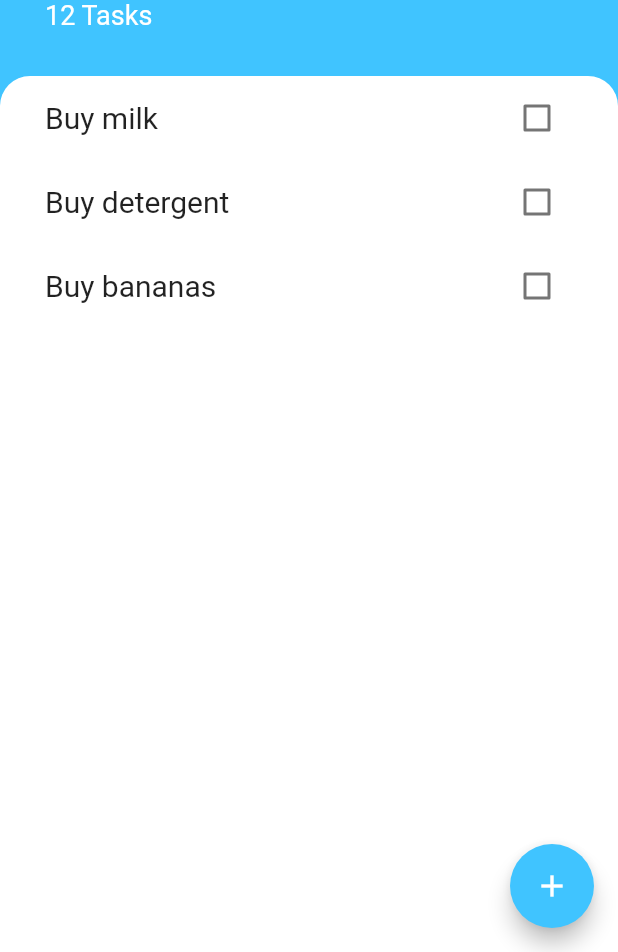
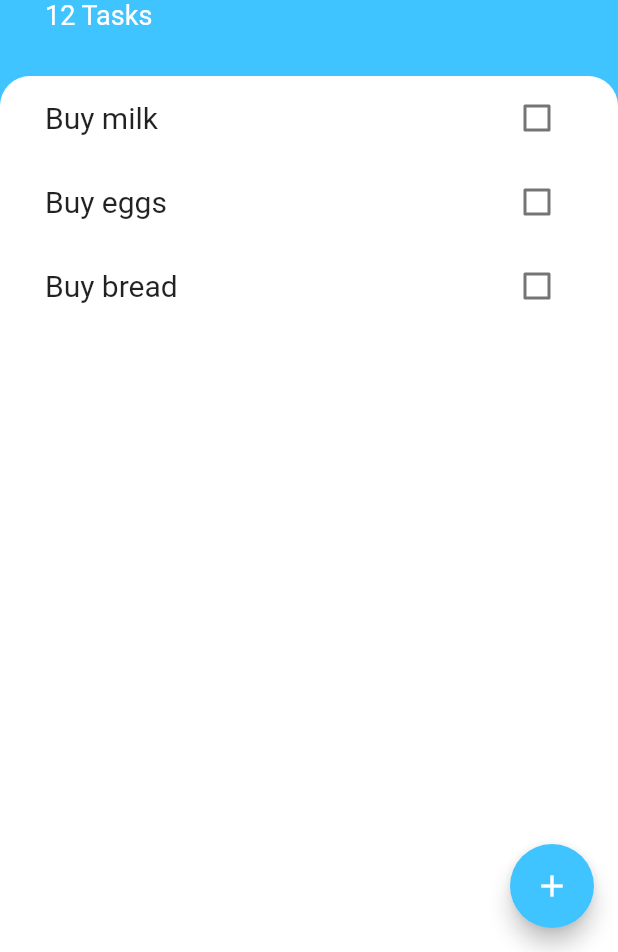
Before and after one commit to paxcodes/todoey, a Flutter app: the screen it shows after launch, on a phone screen of 412 x 824 dp, the part 284-1236 px from its top. Run offline on Flutter 3.47's test engine with Material 2 defaults, Android fonts, the phone set to English and light mode, and no system bars.

Commit message:
:sparkles:👩🏻‍💻 Implement a list builder
👩🏻‍💻 I passed the whole `Task` object instead of individual props.

```diff
--- /dev/null
+++ b/lib/models/task.dart
@@ -0,0 +1,12 @@
+import 'package:flutter/cupertino.dart';
+
+class Task {
+  String name;
+  bool isDone;
+
+  Task({@required this.name, this.isDone = false});
+
+  void toggleDone() {
+    isDone = !isDone;
+  }
+}
--- a/lib/widgets/task_tile.dart
+++ b/lib/widgets/task_tile.dart
@@ -1,52 +1,28 @@
 import 'package:flutter/material.dart';
+import 'package:todoeyflutter/models/task.dart';
 
-class TaskTile extends StatefulWidget {
-  final String taskName;
-
-  TaskTile(this.taskName);
-
-  @override
-  _TaskTileState createState() => _TaskTileState();
-}
-
-class _TaskTileState extends State<TaskTile> {
-  bool isCompleted = false;
+class TaskTile extends StatelessWidget {
+  final Task task;
+  final Function onChanged;
+  TaskTile(this.task, {this.onChanged});
 
   @override
   Widget build(BuildContext context) {
     return ListTile(
       contentPadding: EdgeInsets.zero,
       title: Text(
-        widget.taskName,
+        task.name,
         style: TextStyle(
           fontSize: 20,
           decoration:
-              isCompleted ? TextDecoration.lineThrough : TextDecoration.none,
+              task.isDone ? TextDecoration.lineThrough : TextDecoration.none,
         ),
       ),
-      trailing:
-          TaskCheckbox(isChecked: isCompleted, onChanged: _setCompletedStatus),
-    );
-  }
-
-  void _setCompletedStatus(bool newValue) {
-    setState(() {
-      isCompleted = newValue;
-    });
-  }
-}
-
-class TaskCheckbox extends StatelessWidget {
-  TaskCheckbox({this.isChecked, this.onChanged});
-  final bool isChecked;
-  final Function onChanged;
-
-  @override
-  Widget build(BuildContext context) {
-    return Checkbox(
-      value: isChecked,
-      activeColor: Colors.lightBlueAccent,
-      onChanged: onChanged,
+      trailing: Checkbox(
+        value: task.isDone,
+        activeColor: Colors.lightBlueAccent,
+        onChanged: onChanged,
+      ),
     );
   }
 }
--- a/lib/widgets/tasks_list.dart
+++ b/lib/widgets/tasks_list.dart
@@ -1,15 +1,29 @@
 import 'package:flutter/material.dart';
 import 'package:todoeyflutter/widgets/task_tile.dart';
+import 'package:todoeyflutter/models/task.dart';
 
-class TasksList extends StatelessWidget {
+class TasksList extends StatefulWidget {
+  @override
+  _TasksListState createState() => _TasksListState();
+}
+
+class _TasksListState extends State<TasksList> {
+  List<Task> tasks = [
+    Task(name: "Buy milk"),
+    Task(name: "Buy eggs"),
+    Task(name: "Buy bread"),
+  ];
+
   @override
   Widget build(BuildContext context) {
-    return ListView(
-      children: <Widget>[
-        TaskTile("Buy milk"),
-        TaskTile("Buy detergent"),
-        TaskTile("Buy bananas"),
-      ],
+    return ListView.builder(
+      itemBuilder: (context, index) =>
+          TaskTile(tasks[index], onChanged: (bool newValue) {
+        setState(() {
+          tasks[index].toggleDone();
+        });
+      }),
+      itemCount: tasks.length,
     );
   }
 }
```
